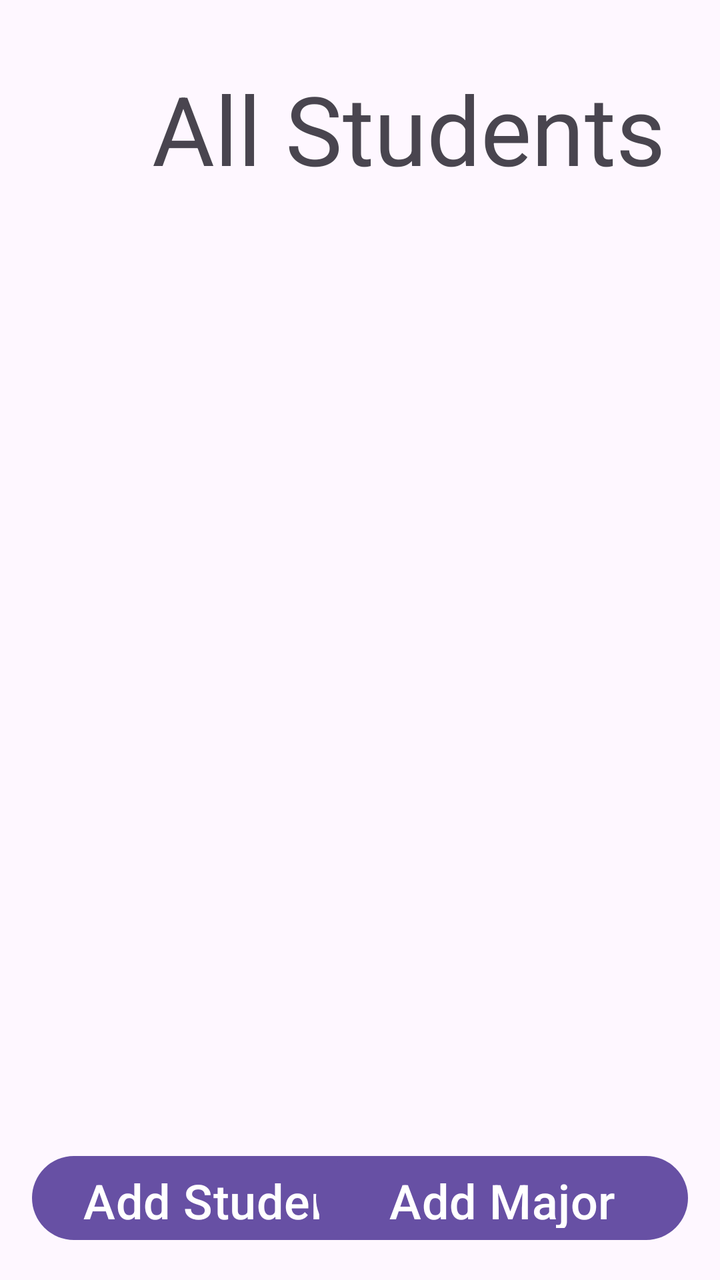
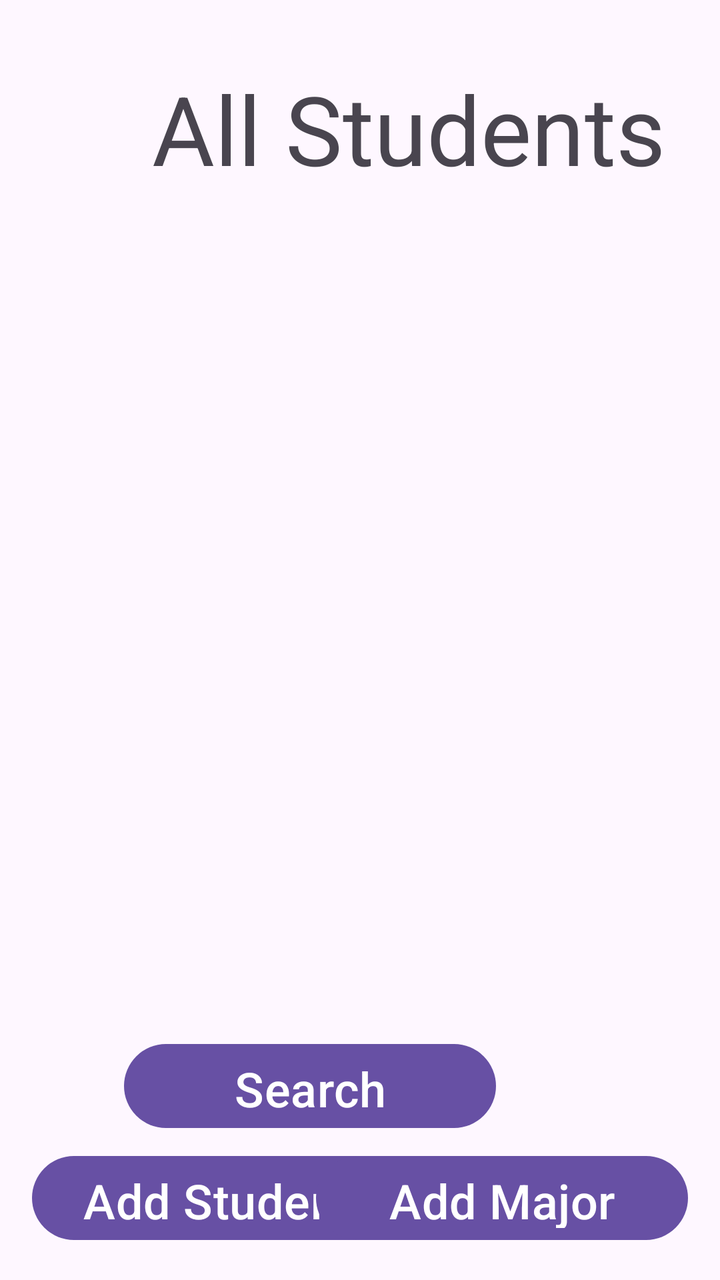

An Android layout rendered at two revisions. The XML below is the earlier revision; the diff shows what the commit changed to produce the second picture.
<!-- AndroidManifest.xml: application theme Theme.Homework03_Program01_ColeBourbina -->
<!-- res/layout/activity_main.xml -->
<?xml version="1.0" encoding="utf-8"?>
<androidx.constraintlayout.widget.ConstraintLayout xmlns:android="http://schemas.android.com/apk/res/android"
    xmlns:app="http://schemas.android.com/apk/res-auto"
    xmlns:tools="http://schemas.android.com/tools"
    android:id="@+id/main"
    android:layout_width="match_parent"
    android:layout_height="match_parent"
    tools:context=".MainActivity">

    <Button
        android:id="@+id/btn_v_addStudent"
        android:layout_width="186dp"
        android:layout_height="50dp"
        android:layout_marginStart="16dp"
        android:layout_marginBottom="16dp"
        android:text="Add Student"
        android:textSize="24sp"
        app:layout_constraintBottom_toBottomOf="parent"
        app:layout_constraintStart_toStartOf="parent" />

    <Button
        android:id="@+id/btn_v_addMajor"
        android:layout_width="186dp"
        android:layout_height="50dp"
        android:layout_marginEnd="16dp"
        android:layout_marginBottom="16dp"
        android:text="Add Major"
        android:textSize="24sp"
        app:layout_constraintBottom_toBottomOf="parent"
        app:layout_constraintEnd_toEndOf="parent" />

    <TextView
        android:id="@+id/tv_v_title"
        android:layout_width="wrap_content"
        android:layout_height="wrap_content"
        android:layout_marginStart="76dp"
        android:layout_marginTop="32dp"
        android:text="All Students"
        android:textSize="48sp"
        app:layout_constraintStart_toStartOf="parent"
        app:layout_constraintTop_toTopOf="parent" />

    <ListView
        android:id="@+id/lv_v_listOfStudents"
        android:layout_width="wrap_content"
        android:layout_height="530dp"
        android:layout_marginBottom="16dp"
        app:layout_constraintBottom_toTopOf="@+id/btn_v_addStudent"
        app:layout_constraintEnd_toEndOf="parent"
        app:layout_constraintStart_toStartOf="parent"
        app:layout_constraintTop_toBottomOf="@+id/tv_v_title" />
</androidx.constraintlayout.widget.ConstraintLayout>
<!-- resources referenced by this layout -->
<resources>
  <style name="Theme.Homework03_Program01_ColeBourbina" parent="Base.Theme.Homework03_Program01_ColeBourbina" />
  <style name="Base.Theme.Homework03_Program01_ColeBourbina" parent="Theme.Material3.DayNight.NoActionBar">
          
          
      </style>
</resources>

<!-- the commit's change to res/layout/activity_main.xml (unified diff, before → after) -->
@@ -29,6 +29,17 @@
         app:layout_constraintBottom_toBottomOf="parent"
         app:layout_constraintEnd_toEndOf="parent" />
 
+    <Button
+        android:id="@+id/btn_v_search"
+        android:layout_width="186dp"
+        android:layout_height="50dp"
+        android:layout_marginEnd="112dp"
+        android:layout_marginBottom="72dp"
+        android:text="Search"
+        android:textSize="24sp"
+        app:layout_constraintBottom_toBottomOf="parent"
+        app:layout_constraintEnd_toEndOf="parent" />
+
     <TextView
         android:id="@+id/tv_v_title"
         android:layout_width="wrap_content"
@@ -42,11 +53,13 @@
 
     <ListView
         android:id="@+id/lv_v_listOfStudents"
-        android:layout_width="wrap_content"
-        android:layout_height="530dp"
+        android:layout_width="402dp"
+        android:layout_height="496dp"
         android:layout_marginBottom="16dp"
         app:layout_constraintBottom_toTopOf="@+id/btn_v_addStudent"
         app:layout_constraintEnd_toEndOf="parent"
+        app:layout_constraintHorizontal_bias="0.444"
         app:layout_constraintStart_toStartOf="parent"
-        app:layout_constraintTop_toBottomOf="@+id/tv_v_title" />
+        app:layout_constraintTop_toBottomOf="@+id/tv_v_title"
+        app:layout_constraintVertical_bias="0.172" />
 </androidx.constraintlayout.widget.ConstraintLayout>
